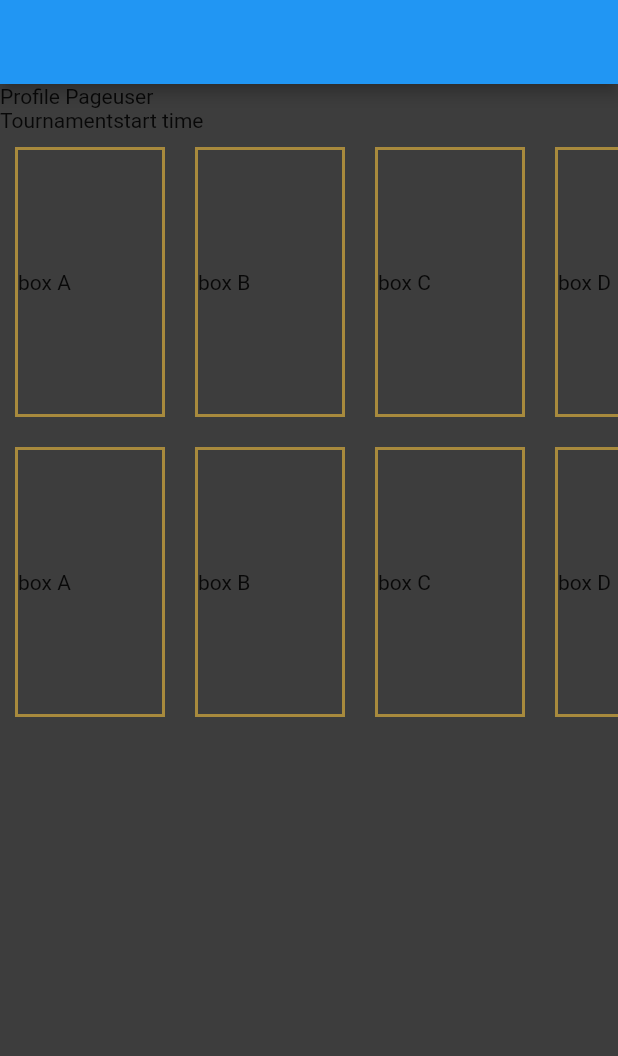
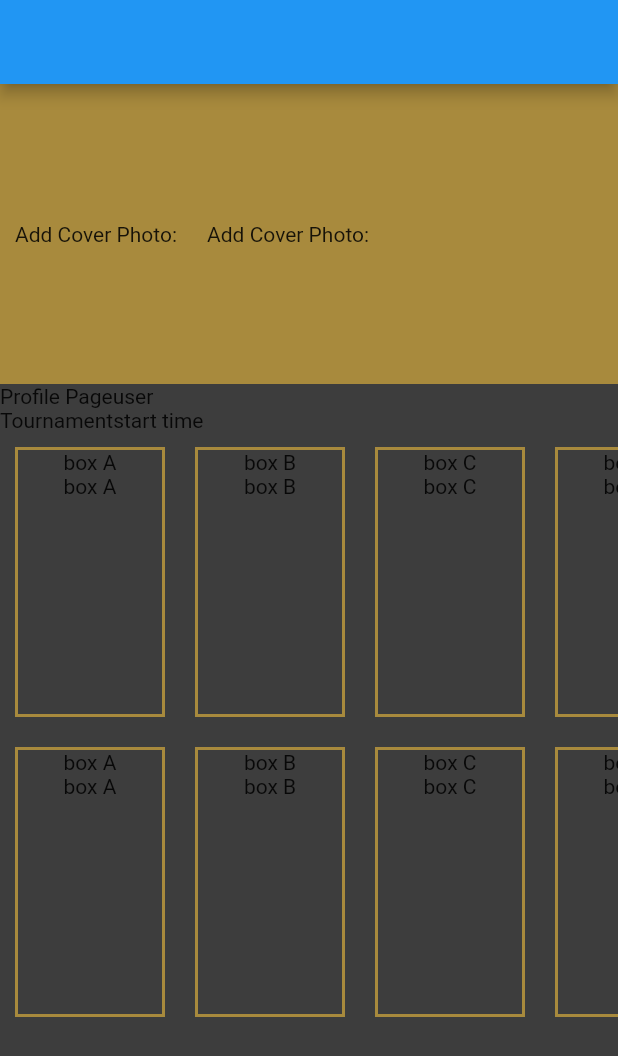
Before and after one commit to ggtournaments/ggtournaments.github.io, a Flutter app: the screen it shows after launch, on a phone screen of 412 x 824 dp. Shown: the top 1056 px of the screen. Run offline on Flutter 3.47's test engine with Material 2 defaults, Android fonts, the phone set to English and light mode, and no system bars.

Commit message:
added beginning profile logo

```diff
--- a/gg_tournaments/lib/profile.dart
+++ b/gg_tournaments/lib/profile.dart
@@ -1,6 +1,8 @@
 import 'package:flutter/cupertino.dart';
 import 'package:flutter/material.dart';
 import 'widgets.dart' as w;
+//import 'dart:js';
+//import 'package:path/path.dart';
 /*
 * This page is the profile page for the user
 * -display account information, personalized feed of games followed
@@ -8,6 +10,7 @@ import 'widgets.dart' as w;
  */
 
 class ProfilePage extends StatelessWidget {
+
   Widget textWidget(String text) {
     return Text(text);
   }
@@ -20,6 +23,8 @@ class ProfilePage extends StatelessWidget {
     w.scrollBox("box F"),
   ];
 
+  //sdouble widthCalc = MediaQuery.of(context).size.width;
+
   @override
   Widget build(BuildContext context) {
     // TODO: implement build
@@ -30,6 +35,7 @@ class ProfilePage extends StatelessWidget {
         // Work from here
         child: Column(
           children: <Widget>[
+            w.coverContainer("Add Cover Photo:"),
             w.rowWidget("Profile Page", "user"),
             w.rowWidget("Tournament", "start time"),
             w.scrollsArray(widgetList),
--- a/gg_tournaments/lib/widgets.dart
+++ b/gg_tournaments/lib/widgets.dart
@@ -1,3 +1,5 @@
+
+
 import 'package:flutter/material.dart';
 
 
@@ -20,8 +22,10 @@ Widget scrollBox(String text1){
 
 
     margin: new EdgeInsets.symmetric(horizontal: 10, vertical: 10,),
-    child: Row(
+    child: Column(
       children: <Widget>[
+        Text(text1),
+        //Text(text1),
         Text(text1),
       ],
     ),
@@ -40,3 +44,31 @@ Widget scrollsArray(List<Widget> widgetList){
     ),
   );
 }
+
+Widget coverContainer(String titleText){
+  return Container(
+    color: Color(0xFFA88A3D),
+    width: 500,
+    height: 200,
+    //width: 200,
+    //height: 50,
+    child: Row(
+      mainAxisAlignment: MainAxisAlignment.start,
+      crossAxisAlignment: CrossAxisAlignment.center,
+      children: <Widget>[
+        //put 'cover photo' and plus sign logo here
+        Padding(
+          padding: const EdgeInsets.all(10),
+          child: Text(titleText),
+        ),
+        Padding(
+          padding: const EdgeInsets.all(10),
+          child: Text(titleText),
+        ),
+
+      ],
+    ),
+
+
+  );
+}
```
